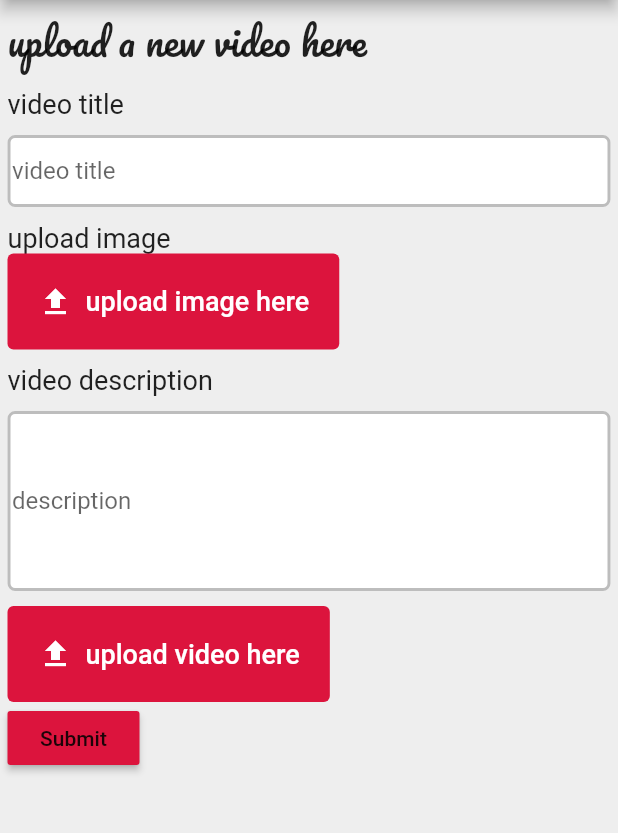
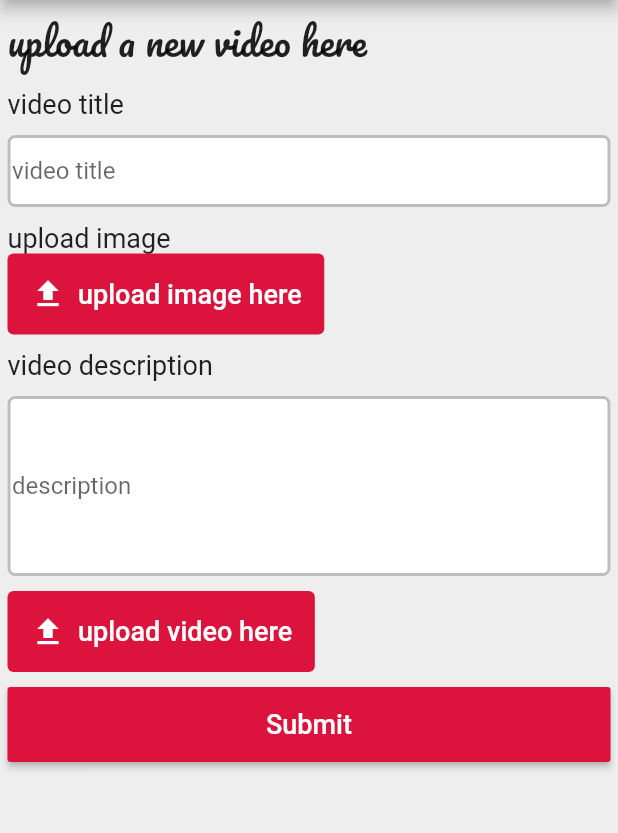
Before and after one commit to ezdev21/video-mobile, a Flutter app: the VideoCreate screen opened directly, after a tap on "upload image here", on a phone screen of 412 x 824 dp, the part 84-917 px from its top. Run offline on Flutter 3.47's test engine with Material 2 defaults, Android fonts, the phone set to English and light mode, and no system bars; our stand-ins replace dio, file_picker, flutter_secure_storage, flutter_spinkit, video_player; missing offline and left inert: dart:html; accounts and stored records are empty; network calls fail.

```diff
--- /dev/null
+++ b/lib/models/video.dart
@@ -0,0 +1,10 @@
+class Video{
+  String title;
+  String url;
+  String description;
+  Video({
+    required this.title,
+    required this.url,
+    required this.description
+  });
+}
--- a/lib/screens/video/video_create.dart
+++ b/lib/screens/video/video_create.dart
@@ -3,7 +3,6 @@ import 'dart:html';
 import 'package:dio/dio.dart';
 import 'package:file_picker/file_picker.dart';
 import 'package:flutter/material.dart';
-import 'package:image_picker/image_picker.dart';
 import 'package:video_mobile/widgets/app_drawer.dart';
 import 'package:video_mobile/widgets/custom_app_bar.dart';
 
@@ -18,25 +17,25 @@ class _VideoCreateState extends State<VideoCreate> {
   final titleController=TextEditingController();
   final descriptionController=TextEditingController();
   PlatformFile? image,video;
-  final formData={
+
+  Future captureImage() async{
+    final result=await FilePicker.platform.pickFiles();
+    final image=result!.files.first;
+  }
+
+  Future captureVideo() async{
+    final result=await FilePicker.platform.pickFiles();
+    final video=result!.files.first;
+  }
+
+  Future submit() async{
+    try{
+     Dio().post('/video/store',data:{
     'title':titleController.text,
     'description':descriptionController.text,
     'image':image,
     'video':video
-  };
-  Future captureImage() async{
-    final result=await FilePicker.platform.pickFiles();
-    final image=result.files.first;
-  }
-
-  Future captureVideo() async{
-    final result=await FilePicker.platform.pickFiles();
-    final video=result.files.first;
-  }
-
-  Future submit() async{
-    try{
-     Dio().post('/video/store',data:formData);
+  });
     }catch(e){
 
     }
@@ -78,7 +77,7 @@ class _VideoCreateState extends State<VideoCreate> {
             Text('upload image',style: TextStyle(fontSize: 18)),
             TextButton.icon(
               onPressed: ()=>captureImage(),
-              style: TextButton.styleFrom(padding: EdgeInsets.all(20), foregroundColor: Colors.white, backgroundColor: Color(0xffdc143d)),
+              style: TextButton.styleFrom(padding: EdgeInsets.all(15), foregroundColor: Colors.white, backgroundColor: Color(0xffdc143d)),
               icon: Icon(Icons.file_upload),
               label: Text('upload image here',style: TextStyle(fontSize: 18))
             ),
@@ -106,14 +105,19 @@ class _VideoCreateState extends State<VideoCreate> {
             SizedBox(height: 10,),
             TextButton.icon(
               onPressed: ()=>captureVideo(),
-              style: TextButton.styleFrom(padding: EdgeInsets.all(20), foregroundColor: Colors.white, backgroundColor: Color(0xffdc143d)),
+              style: TextButton.styleFrom(padding: EdgeInsets.all(15), foregroundColor: Colors.white, backgroundColor: Color(0xffdc143d)),
               icon: Icon(Icons.file_upload),
               label: Text('upload video here',style: TextStyle(fontSize: 18))
             ),
+            SizedBox(height:10),
             MaterialButton(
               onPressed: ()=>submit(),
-              child: Text('Submit'),
+              child: Text('Submit',style: TextStyle(fontSize: 18),),
               color: Color(0xffdc143d),
+              height: 50,
+              textColor: Colors.white,
+              minWidth: double.infinity,
+              padding: EdgeInsets.all(10),
             )
           ],
         ),
--- a/lib/widgets/app_drawer.dart
+++ b/lib/widgets/app_drawer.dart
@@ -2,6 +2,7 @@ import 'package:video_mobile/screens/auth/login.dart';
 import 'package:video_mobile/screens/auth/register.dart';
 import 'package:video_mobile/screens/home_page.dart';
 import 'package:video_mobile/screens/video/video_create.dart';
+import 'package:video_mobile/screens/video/video_show.dart';
 import 'package:video_mobile/services/auth.dart';
 import 'package:flutter/material.dart';
 import 'package:provider/provider.dart';
@@ -21,6 +22,13 @@ class _AppDrawerState extends State<AppDrawer> {
         return !auth.authenticated ?
         ListView(
           children: [
+            ListTile(
+              title: Text('show'),
+              leading: Icon(Icons.timer_off),
+              onTap: () => {
+                Navigator.of(context).push(MaterialPageRoute(builder: (context)=>VideoShow()))
+              },
+            ),
             ListTile(
               title: Text('create'),
               leading: Icon(Icons.add),
@@ -61,8 +69,8 @@ class _AppDrawerState extends State<AppDrawer> {
                   radius: 30,
                 ),
                 SizedBox(height: 10,),
-                Text(auth.user.name,style: TextStyle(color: Colors.white),),
-                Text(auth.user.name,style: TextStyle(color: Colors.white),),
+                Text(auth.user!.name,style: TextStyle(color: Colors.white),),
+                Text(auth.user!.name,style: TextStyle(color: Colors.white),),
                 SizedBox(height: 10,),
               ],
             ),
```
Also changed, not shown: lib/screens/video/video_show.dart (+68 -19 lines).
